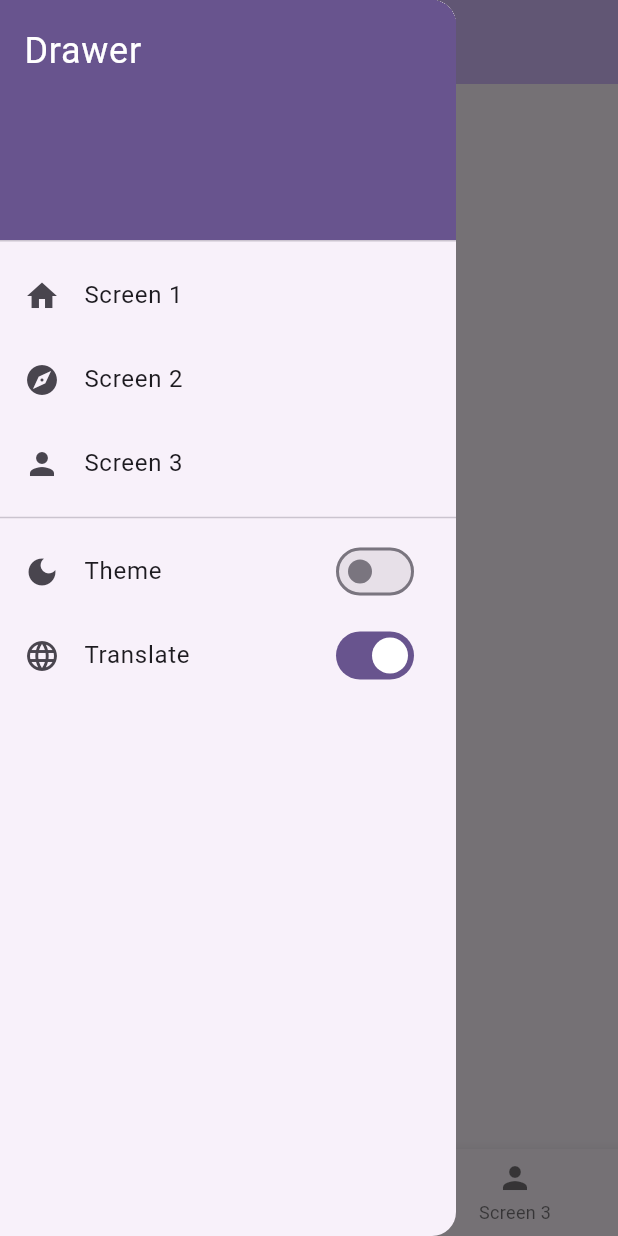
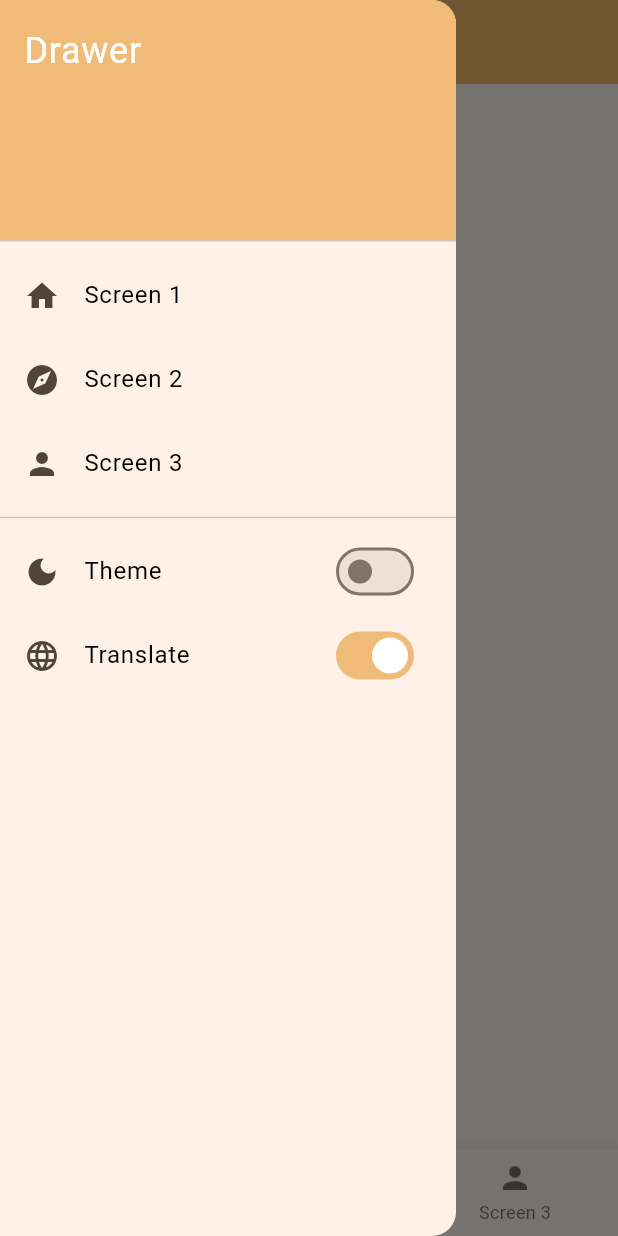
Before and after one commit to MontyCoder0701/goodbye-app, a Flutter app: the screen it shows after launch, with the side drawer open, on a phone screen of 412 x 824 dp. Run offline on Flutter 3.47's test engine with Material 3 defaults, Android fonts, the phone set to English and light mode, and no system bars; drawn by our look-alikes of upgrader; our stand-ins replace flutter_riverpod, go_router, shared_preferences.

Commit message:
fix: apply color theme

```diff
--- a/lib/theme.dart
+++ b/lib/theme.dart
@@ -3,15 +3,26 @@ import 'package:flutter/material.dart';
 class CustomTheme {
   static final light = ThemeData(
     colorScheme: ColorScheme.fromSeed(
-      seedColor: Colors.deepPurple,
+      seedColor: const Color(0xFFF0BB78),
       brightness: Brightness.light,
+      primary: const Color(0xFFF0BB78),
+      secondary: const Color(0xFF543A14),
+      onPrimary: Colors.white,
+      onSecondary: Colors.white,
+      onSurface: Colors.black,
     ),
   );
 
   static final dark = ThemeData(
     colorScheme: ColorScheme.fromSeed(
-      seedColor: Colors.deepPurple,
+      seedColor: const Color(0xFFF0BB78),
       brightness: Brightness.dark,
+      primary: const Color(0xFFF0BB78),
+      secondary: const Color(0xFF543A14),
+      surface: const Color(0xFF131010),
+      onPrimary: Colors.black,
+      onSecondary: Colors.white,
+      onSurface: Colors.white,
     ),
   );
 }
```
